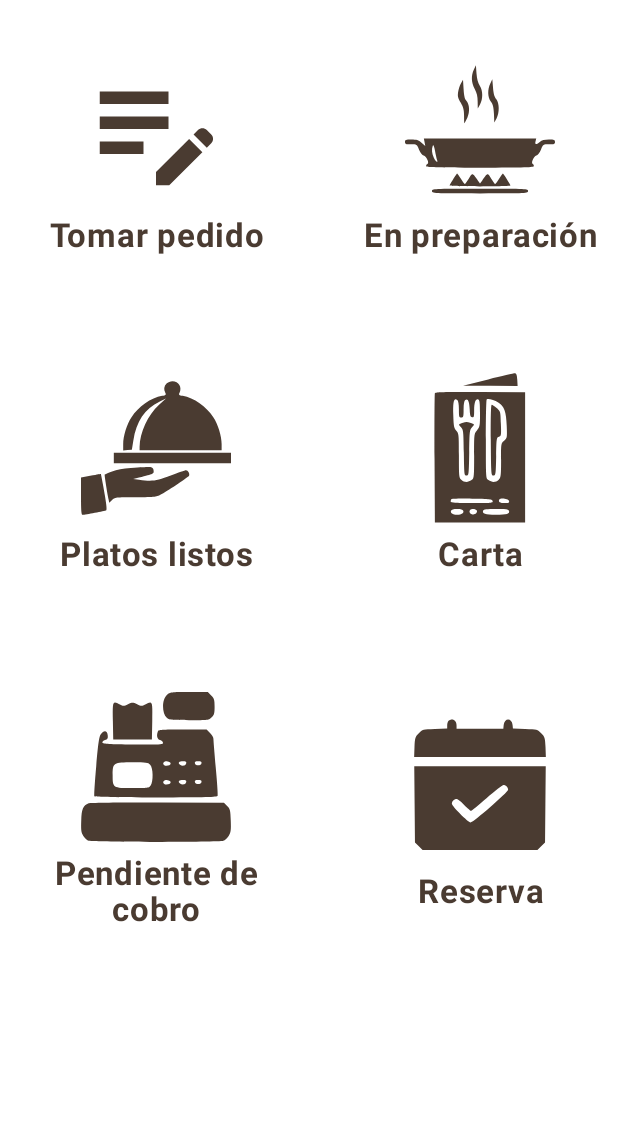
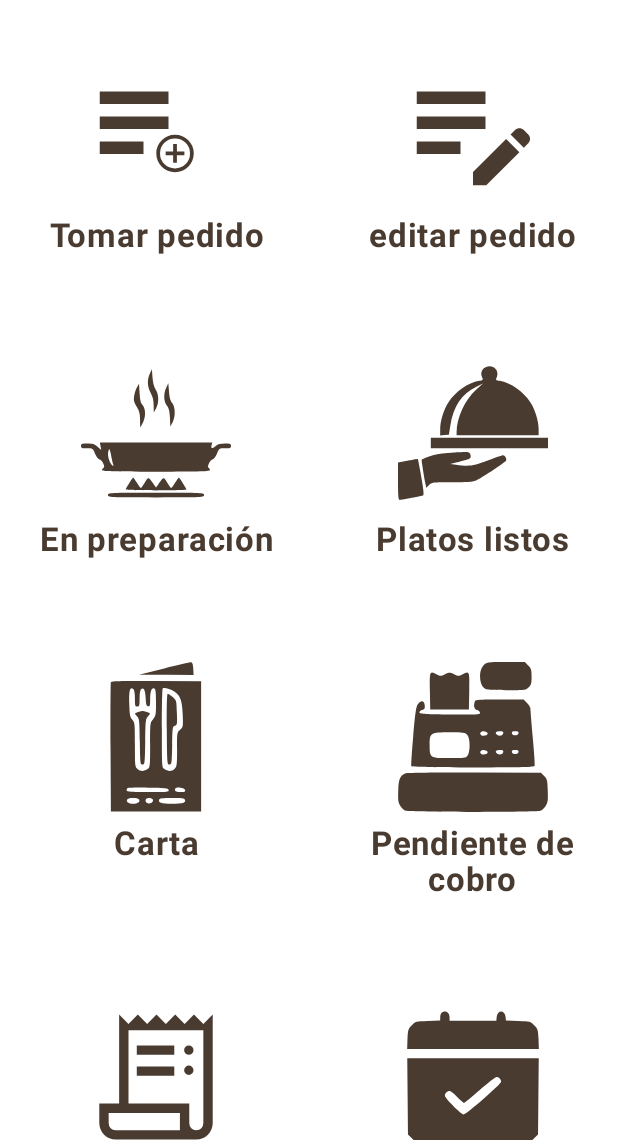
Before and after one commit to rluquea95/proyecto_comandas, an Android app built with Jetpack Compose: the MainMenuScreen screen opened through its navigation route, on a phone screen of 412 x 824 dp, the part 96-1236 px from its top. Run offline under Robolectric (Android 15) with nearby library versions, the phone set to English and light mode, and no system bars; our stand-ins replace Dagger/Hilt's generated code, Firebase (no records; nobody signed in at launch, a user with empty details on screens opened directly).

Commit message:
Añado 'Editar Pedido' e 'Historial de Pedidos' a MainMenu. En proceso EditarPedido (ViewModel y Screen)

```diff
--- a/app/src/main/java/com/example/readytapas/ui/navigation/AppNavHost.kt
+++ b/app/src/main/java/com/example/readytapas/ui/navigation/AppNavHost.kt
@@ -13,6 +13,7 @@ import com.example.readytapas.ui.screens.login.LoginScreen
 import com.example.readytapas.ui.screens.mainmenu.MainMenuScreen
 import androidx.compose.ui.Alignment
 import com.example.readytapas.ui.screens.carta.CartaScreen
+import com.example.readytapas.ui.screens.editarpedido.EditarPedidoScreen
 import com.example.readytapas.ui.screens.enpreparacion.EnPreparacionScreen
 import com.example.readytapas.ui.screens.pendientecobro.PendienteCobroScreen
 import com.example.readytapas.ui.screens.platoslistos.PlatosListosScreen
@@ -43,6 +44,14 @@ fun AppNavHost(navController: NavHostController, isLoggedIn: Boolean, onLogoutCl
             MainMenuScreen(onLogoutClick = onLogoutClick, navController = navController) // Pasamos el navController
         }
 
+        composable("tomarPedido") {
+            TomarPedidoScreen(onLogoutClick = onLogoutClick, navController = navController) // Pasamos el navController
+        }
+
+        composable("editarPedido") {
+            EditarPedidoScreen(onLogoutClick = onLogoutClick, navController = navController) // Pasamos el navController
+        }
+
         composable("carta"){
             CartaScreen(onLogoutClick = onLogoutClick, navController = navController) // Pasamos el navController
         }
--- a/app/src/main/java/com/example/readytapas/ui/screens/mainmenu/MainMenuScreen.kt
+++ b/app/src/main/java/com/example/readytapas/ui/screens/mainmenu/MainMenuScreen.kt
@@ -3,6 +3,8 @@ package com.example.readytapas.ui.screens.mainmenu
 import androidx.compose.foundation.Image
 import androidx.compose.foundation.clickable
 import androidx.compose.foundation.layout.*
+import androidx.compose.foundation.rememberScrollState
+import androidx.compose.foundation.verticalScroll
 import androidx.compose.material3.*
 import androidx.compose.runtime.Composable
 import androidx.compose.ui.Alignment
@@ -23,8 +25,8 @@ import com.example.readytapas.ui.theme.BlancoHueso
 import com.example.readytapas.ui.theme.MarronOscuro
 
 
-private val rowVerticalSpacing = 50.dp // Espacio vertical entre las filas
-private val menuItemSpacing = 20.dp // Espacio horizontal entre los elementos del menú
+private val rowVerticalSpacing = 40.dp // Espacio vertical entre las filas
+private val menuItemSpacing = 10.dp // Espacio horizontal entre los elementos del menú
 
 @Composable
 fun MainMenuScreen(
@@ -47,6 +49,7 @@ fun MainMenuScreen(
         Column(
             modifier = Modifier
                 .fillMaxSize()
+                .verticalScroll(rememberScrollState())
                 .padding(innerPadding), // Aplicar el padding definido en Scaffold
             horizontalAlignment = Alignment.CenterHorizontally
         ) {
@@ -56,11 +59,10 @@ fun MainMenuScreen(
             Row(
                 modifier = Modifier.fillMaxWidth(),
                 horizontalArrangement = Arrangement.Center, //Los centrará horizontalmente
-                verticalAlignment = Alignment.CenterVertically
             ) {
                 //Icono de tomar pedido
                 MenuItem(
-                    painter = painterResource(id = R.drawable.tomar_notas),
+                    painter = painterResource(id = R.drawable.crear_pedido),
                     text = "Tomar pedido",
                     onClick = {
                         navController.navigate("tomarPedido")
@@ -69,12 +71,12 @@ fun MainMenuScreen(
 
                 Spacer(modifier = Modifier.width(menuItemSpacing))
 
-                //Icono de en preparación
+                //Icono de Editar Pedido
                 MenuItem(
-                    painter = painterResource(id = R.drawable.en_preparacion),
-                    text = "En preparación",
+                    painter = painterResource(id = R.drawable.editar_pedido),
+                    text = "editar pedido",
                     onClick = {
-                        navController.navigate("enPreparacion")
+                        navController.navigate("editarPedido")
                     }
                 )
             }
@@ -84,26 +86,26 @@ fun MainMenuScreen(
             // Fila 2
             Row(
                 modifier = Modifier.fillMaxWidth(),
-                horizontalArrangement = Arrangement.Center,
-                verticalAlignment = Alignment.CenterVertically
+                horizontalArrangement = Arrangement.Center
             ) {
+                //Icono de en preparación
+                MenuItem(
+                    painter = painterResource(id = R.drawable.en_preparacion),
+                    text = "En preparación",
+                    onClick = {
+                        navController.navigate("enPreparacion")
+                    }
+                )
+
+                Spacer(modifier = Modifier.width(menuItemSpacing))
+
+
                 //Icono de platos listos
                 MenuItem(
                     painter = painterResource(id = R.drawable.platos_listos),
                     text = "Platos listos",
                     onClick = {
                         navController.navigate("platosListos")
-                    }
-                )
-
-                Spacer(modifier = Modifier.width(menuItemSpacing))
-
-                //Icono de carta
-                MenuItem(
-                    painter = painterResource(id = R.drawable.carta),
-                    text = "Carta",
-                    onClick = {
-                        navController.navigate("carta")
                     }
                 )
             }
@@ -113,15 +115,43 @@ fun MainMenuScreen(
             // Fila 3
             Row(
                 modifier = Modifier.fillMaxWidth(),
-                horizontalArrangement = Arrangement.Center,
-                verticalAlignment = Alignment.CenterVertically
+                horizontalArrangement = Arrangement.Center
             ) {
+                //Icono de carta
+                MenuItem(
+                    painter = painterResource(id = R.drawable.carta),
+                    text = "Carta",
+                    onClick = {
+                        navController.navigate("carta")
+                    }
+                )
+
+                Spacer(modifier = Modifier.width(menuItemSpacing))
+
                 //Icono de pendiente de cobro
                 MenuItem(
                     painter = painterResource(id = R.drawable.pendiente_cobro),
                     text = "Pendiente de cobro",
                     onClick = {
                         navController.navigate("pendienteCobro")
+                    }
+                )
+            }
+
+            Spacer(modifier = Modifier.height(rowVerticalSpacing))
+
+            // Fila 4
+            Row(
+                modifier = Modifier.fillMaxWidth(),
+                horizontalArrangement = Arrangement.Start
+            ) {
+
+                //Icono de pedidos cerrados
+                MenuItem(
+                    painter = painterResource(id = R.drawable.historial_pedidos_cerrados),
+                    text = "Historial Pedidos",
+                    onClick = {
+                        navController.navigate("historialPedidos")
                     }
                 )
 
@@ -136,6 +166,8 @@ fun MainMenuScreen(
                     }
                 )
             }
+
+            Spacer(modifier = Modifier.height(rowVerticalSpacing))
         }
     }
 }
--- a/app/src/main/java/com/example/readytapas/utils/PdfTicket.kt
+++ b/app/src/main/java/com/example/readytapas/utils/PdfTicket.kt
@@ -112,7 +112,7 @@ object PdfTicket {
                 y,
                 paintBody
             )
-            y += lineHeight
+            y += lineHeight * 1.5f
         }
 
         // Footer
--- /dev/null
+++ b/app/src/main/res/drawable/crear_pedido.xml
@@ -0,0 +1,13 @@
+<vector xmlns:android="http://schemas.android.com/apk/res/android"
+    android:width="24dp"
+    android:height="24dp"
+    android:viewportWidth="24"
+    android:viewportHeight="24">
+  <path
+      android:fillColor="#FF000000"
+      android:pathData="m14.743,17.403h0.6v-1.2h1.2v-0.6h-1.2v-1.2h-0.6v1.2h-1.2v0.6h1.2zM15.043,18.903q-0.623,0 -1.17,-0.236 -0.548,-0.236 -0.952,-0.641 -0.405,-0.405 -0.641,-0.952 -0.236,-0.548 -0.236,-1.17 0,-0.623 0.236,-1.17 0.236,-0.548 0.641,-0.952 0.405,-0.405 0.952,-0.641 0.548,-0.236 1.17,-0.236 0.623,0 1.17,0.236 0.548,0.236 0.952,0.641 0.405,0.405 0.641,0.952 0.236,0.548 0.236,1.17 0,0.623 -0.236,1.17 -0.236,0.548 -0.641,0.952 -0.405,0.405 -0.952,0.641 -0.548,0.236 -1.17,0.236zM15.043,18.303q1.005,0 1.702,-0.697 0.697,-0.697 0.697,-1.702 0,-1.005 -0.697,-1.702 -0.697,-0.697 -1.702,-0.697 -1.005,0 -1.702,0.697 -0.697,0.697 -0.697,1.702 0,1.005 0.697,1.702 0.697,0.697 1.702,0.697zM15.043,15.903z"
+      android:strokeWidth="0.00750002"/>
+  <path
+      android:pathData="m3,10h11v2L3,12ZM3,8L14,8L14,6L3,6ZM3,16h7L10,14L3,14Z"
+      android:fillColor="#000000"/>
+</vector>
--- /dev/null
+++ b/app/src/main/res/drawable/historial_pedidos_cerrados.xml
@@ -0,0 +1,9 @@
+<vector xmlns:android="http://schemas.android.com/apk/res/android"
+    android:width="48dp"
+    android:height="48dp"
+    android:viewportWidth="960"
+    android:viewportHeight="960">
+  <path
+      android:pathData="M222,880q-43.75,0 -74.37,-30.63Q117,818.75 117,775v-125h127v-570l59.8,60 59.8,-60 59.8,60 59.8,-60 59.8,60 60,-60 60,60 60,-60 60,60 60,-60v695q0,43.75 -30.62,74.37Q781.75,880 738,880L222,880ZM738,820q20,0 32.5,-12.5T783,775v-595L304,180v470h389v125q0,20 12.5,32.5T738,820ZM357,338v-60h240v60L357,338ZM357,472v-60h240v60L357,472ZM690,338q-12,0 -21,-9t-9,-21q0,-12 9,-21t21,-9q12,0 21,9t9,21q0,12 -9,21t-21,9ZM690,467q-12,0 -21,-9t-9,-21q0,-12 9,-21t21,-9q12,0 21,9t9,21q0,12 -9,21t-21,9ZM221,820h412v-110L177,710v65q0,20 12.65,32.5T221,820ZM177,820v-110,110Z"
+      android:fillColor="#1f1f1f"/>
+</vector>
```
Also changed, not shown: app/src/main/java/com/example/readytapas/data/repository/FirestoreRepository.kt (+30 -0 lines), app/src/main/java/com/example/readytapas/ui/screens/editarpedido/EditarPedidoScreen.kt (added, +287 -0 lines), app/src/main/java/com/example/readytapas/ui/screens/editarpedido/EditarPedidoViewModel.kt (added, +215 -0 lines), app/src/main/res/drawable/editar_pedido.xml (line endings or trailing spaces).
